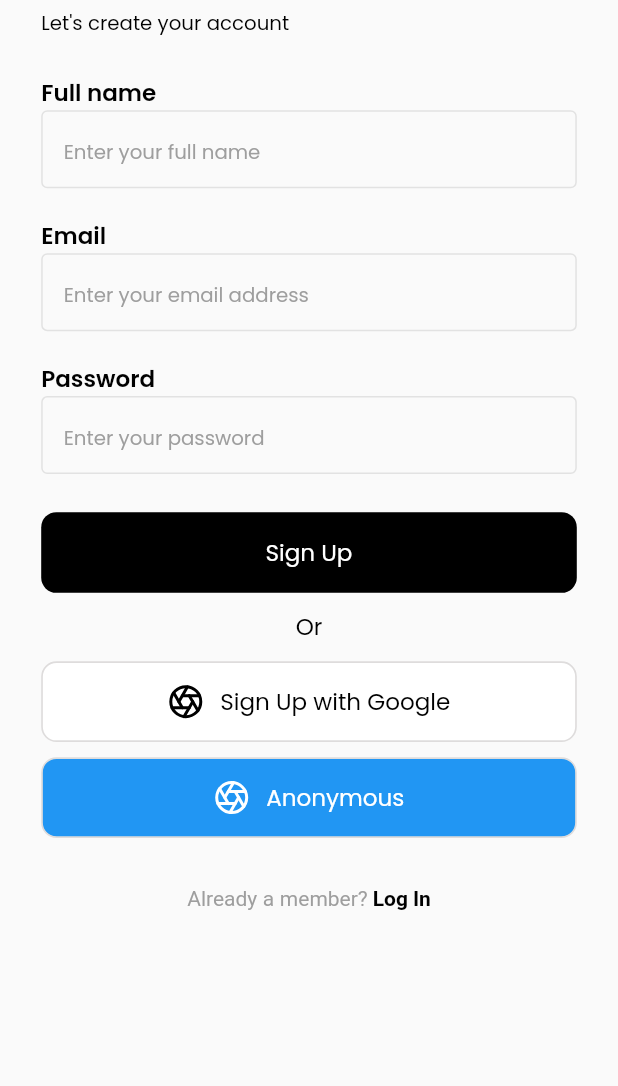
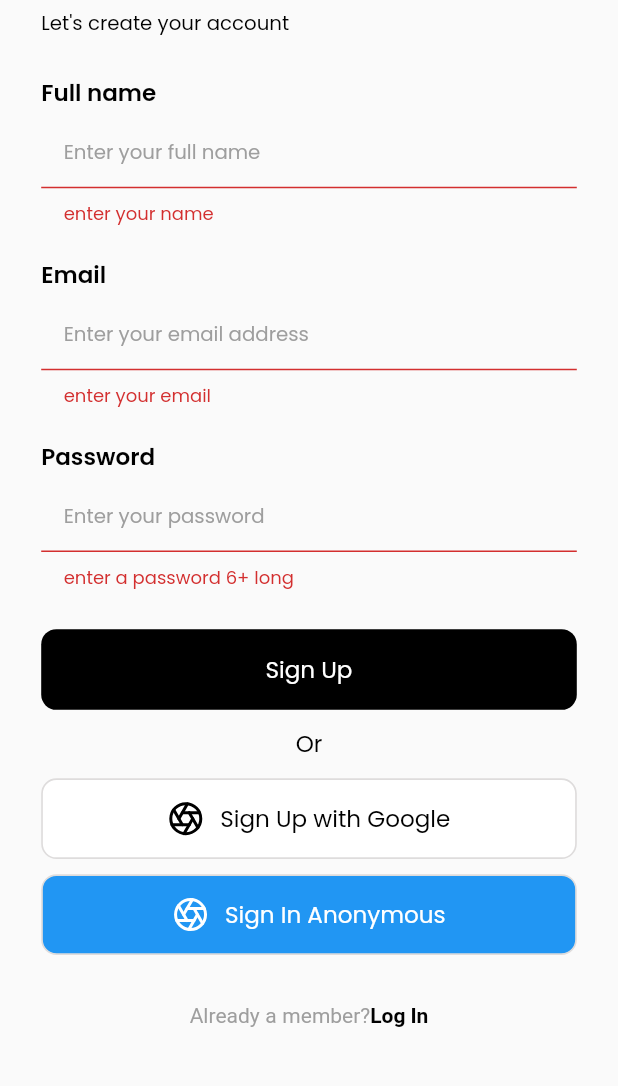
Before and after one commit to metatony/ecomm-v2, a Flutter app: the SignUp screen opened directly, after a tap on "Sign Up", on a phone screen of 412 x 824 dp, the part 98-1184 px from its top. Run offline on Flutter 3.47's test engine with Material 2 defaults, Android fonts, the phone set to English and light mode, and no system bars; our stand-ins replace device_preview, firebase_auth, firebase_core, flutter_feather_icons, flutter_screenutil, google_fonts and 2 more; accounts and stored records are empty; network calls fail.

Commit message:
firebase auth

```diff
--- a/lib/auth/signup/footer.dart
+++ b/lib/auth/signup/footer.dart
@@ -4,25 +4,31 @@ import 'package:ecommerce_app/utils/exports.dart';
 
 class Footer extends StatelessWidget {
   const Footer({
-    super.key,
+    super.key, required this.text, this.ontap, required this.questionText,
   });
+
+  final String text, questionText;
+
+  final Function()? ontap;
 
   @override
   Widget build(BuildContext context) {
     return SizedBox(
       width: double.infinity,
+      child: InkWell(
+        onTap: ontap,
         child: Text.rich(
           TextSpan(
-          text: 'Already a member?',
+            text: questionText,
             style: TextStyle(color: Colors.grey),
             children: [
               TextSpan(
-              text: ' Log In',
-              style: TextStyle(color: black, fontWeight: FontWeight.w600)
-            ),
+                  text: text,
+                  style: TextStyle(color: black, fontWeight: FontWeight.w600)),
             ],
           ),
         ).center(),
+      ),
     );
   }
 }
--- a/lib/auth/signup/signup.dart
+++ b/lib/auth/signup/signup.dart
@@ -1,10 +1,22 @@
 // ignore_for_file: prefer_const_constructors
 
-import 'package:ecommerce_app/screens/homepage/components/bottom_bar.dart';
 import 'package:ecommerce_app/utils/exports.dart';
 
-class SignUp extends StatelessWidget {
+TextEditingController nameSignUp = TextEditingController();
+TextEditingController passwordSignUp = TextEditingController();
+TextEditingController emailSignUp = TextEditingController();
+
+class SignUp extends StatefulWidget {
   const SignUp({super.key});
+
+  @override
+  State<SignUp> createState() => _SignUpState();
+}
+
+class _SignUpState extends State<SignUp> {
+  //create an instance of the authentication class
+  final authenticate = AuthService();
+  final _formKey = GlobalKey<FormState>();
 
   @override
   Widget build(BuildContext context) {
@@ -23,11 +35,14 @@ class SignUp extends StatelessWidget {
             SizedBox(
               width: double.infinity,
               child: Form(
+                key: _formKey,
                 child: Column(
                   crossAxisAlignment: CrossAxisAlignment.start,
                   children: [
+                    // name textfield
                     'Full name'.txt(fontWeight: FontWeight.w600),
-                    TextField(
+                    TextFormField(
+                      controller: nameSignUp,
                       keyboardType: TextInputType.name,
                       decoration: InputDecoration(
                         enabledBorder: formBorder,
@@ -37,12 +52,15 @@ class SignUp extends StatelessWidget {
                         hintStyle:
                             TextStyle(color: Colors.grey, fontSize: 12.sp),
                       ),
+                      validator: (value) =>
+                          value!.isEmpty ? 'enter your name' : null,
                     ),
                     SizedBox(height: 20.h),
 
                     //!email
                     'Email'.txt(fontWeight: FontWeight.w600),
-                    TextField(
+                    TextFormField(
+                      controller: emailSignUp,
                       keyboardType: TextInputType.emailAddress,
                       decoration: InputDecoration(
                         enabledBorder: formBorder,
@@ -52,13 +70,16 @@ class SignUp extends StatelessWidget {
                         hintStyle:
                             TextStyle(color: Colors.grey, fontSize: 12.sp),
                       ),
+                      validator: (value) =>
+                          value!.isEmpty ? 'enter your email' : null,
                     ),
                     SizedBox(height: 20.h),
 
                     //!password
                     'Password'.txt(fontWeight: FontWeight.w600),
 
-                    TextField(
+                    TextFormField(
+                      controller: passwordSignUp,
                       keyboardType: TextInputType.visiblePassword,
                       obscureText: true,
                       decoration: InputDecoration(
@@ -69,15 +90,27 @@ class SignUp extends StatelessWidget {
                         hintStyle:
                             TextStyle(color: Colors.grey, fontSize: 12.sp),
                       ),
+                      validator: (value) =>
+                          value!.length < 6 ? 'enter a password 6+ long' : null,
                     ),
                     SizedBox(height: 25.h),
+                    SignUpButton(
+                      text: 'Sign Up',
+                      ontap: () async {
+                        if (_formKey.currentState!.validate()) {
+                          print(nameSignUp);
+                          print(passwordSignUp);
+                          print(emailSignUp);
+                        }
+                      },
+                    ),
                   ],
                 ),
               ),
             ),
 
             //! signup buttons
-            SignUpButton(),
+
             Button(
               text: google,
               color: white,
@@ -92,7 +125,13 @@ class SignUp extends StatelessWidget {
               icon: FeatherIcons.aperture,
               textColor: white,
               iconColor: white,
-              onTap: () {
+              onTap: () async {
+                // store the result in a dynamic variaable since it will be either a user or null
+                dynamic result = await authenticate.signInAnon();
+                result == null
+                    ? print('error signing in')
+                    : print('signed in : ${result.uid}');
+
                 Navigator.push(
                   context,
                   PageTransition(
@@ -104,7 +143,20 @@ class SignUp extends StatelessWidget {
             ),
             SizedBox(height: 30.h),
 
-            Footer(),
+            // navigate to sign in page
+            Footer(
+              text: 'Log In',
+              ontap: () {
+                Navigator.push(
+                  context,
+                  PageTransition(
+                      duration: Duration(milliseconds: 600),
+                      child: SignIn(),
+                      type: PageTransitionType.rightToLeft),
+                );
+              },
+              questionText: 'Already a member?',
+            ),
           ],
         ),
       ),
--- a/lib/cart/cartpage.dart
+++ b/lib/cart/cartpage.dart
@@ -10,7 +10,11 @@ class CartPage extends StatelessWidget {
     NotifierState provider = Provider.of<NotifierState>(context);
 
     return Scaffold(
-      appBar: MyAppBar(appBar: AppBar(), title: 'Cart'),
+      appBar: MyAppBar(
+        appBar: AppBar(),
+        title: 'Cart',
+        backarrow: false,
+      ),
       body: SafeArea(
         child: provider.cartItems.isEmpty
             ? 'Your cart is empty'.txt().center()
--- a/lib/models/constants.dart
+++ b/lib/models/constants.dart
@@ -1,7 +1,7 @@
 import '../utils/exports.dart';
 
 const String google = 'Sign Up with Google';
-const String anonymous = 'Anonymous';
+const String anonymous = 'Sign In Anonymous';
 const Color white = Colors.white;
 const Color blue = Colors.blue;
 const Color black = Colors.black;
--- /dev/null
+++ b/lib/models/user_model.dart
@@ -0,0 +1,7 @@
+class UserModel {
+  final String uid;
+
+  UserModel({
+    required this.uid,
+  });
+}
--- a/lib/screens/LikedItems/liked_page.dart
+++ b/lib/screens/LikedItems/liked_page.dart
@@ -9,7 +9,7 @@ class LikedPage extends StatelessWidget {
   Widget build(BuildContext context) {
     NotifierState provider = Provider.of<NotifierState>(context, listen: false);
     return Scaffold(
-      appBar: MyAppBar(appBar: AppBar(), title: 'Liked Products'),
+      appBar: MyAppBar(appBar: AppBar(), title: 'Liked Products', backarrow: false),
       body: SafeArea(
         child: provider.likedItems.isEmpty
             ? 'You have no liked item'.txt().center()
--- a/lib/screens/homepage/homepage.dart
+++ b/lib/screens/homepage/homepage.dart
@@ -15,7 +15,11 @@ class _HomePageState extends State<HomePage> {
   @override
   Widget build(BuildContext context) {
     return Scaffold(
-      appBar: MyAppBar(appBar: AppBar(), title: 'Discover'),
+      appBar: MyAppBar(
+        appBar: AppBar(),
+        title: 'Discover',
+        backarrow: false,
+      ),
       body: SafeArea(
         child: Padding(
           padding: EdgeInsets.symmetric(horizontal: 25.w),
--- a/lib/screens/productpage/product_page.dart
+++ b/lib/screens/productpage/product_page.dart
@@ -23,7 +23,7 @@ class ProductPage extends StatelessWidget {
     return Scaffold(
 
 
-      appBar: MyAppBar(appBar: AppBar(), title: 'Detail'),
+      appBar: MyAppBar(appBar: AppBar(), title: 'Detail', backarrow: true,),
       body: SafeArea(
         child: ListView(
           padding: EdgeInsets.symmetric(horizontal: 25.w),
--- a/lib/utils/exports.dart
+++ b/lib/utils/exports.dart
@@ -23,6 +23,10 @@ export 'package:ecommerce_app/screens/productpage/product_page.dart';
 export 'package:ecommerce_app/utils/provider.dart';
 export 'package:ecommerce_app/widgets/skeleton.dart';
 export 'package:ecommerce_app/extension.dart';
+export 'package:ecommerce_app/screens/homepage/components/bottom_bar.dart';
+export 'package:ecommerce_app/auth/login.dart';
+export 'package:ecommerce_app/models/user_model.dart';
+
 
 export 'package:ecommerce_app/screens/homepage/components/appbar.dart';
 export 'package:ecommerce_app/screens/productpage/components/product_grid.dart';
@@ -36,3 +40,4 @@ export 'package:ecommerce_app/widgets/appbar.dart';
 export 'package:ecommerce_app/cart/cartpage.dart';
 export 'package:ecommerce_app/screens/LikedItems/liked_page.dart';
 export 'package:ecommerce_app/screens/homepage/homepage.dart';
+export 'package:ecommerce_app/services/auth.dart';
--- a/lib/widgets/email_signup_button.dart
+++ b/lib/widgets/email_signup_button.dart
@@ -5,7 +5,11 @@ import 'package:ecommerce_app/utils/exports.dart';
 class SignUpButton extends StatelessWidget {
   const SignUpButton({
     super.key,
+    required this.text, this.ontap,
   });
+
+  final String text;
+  final Function()? ontap;
 
   @override
   Widget build(BuildContext context) {
@@ -14,12 +18,12 @@ class SignUpButton extends StatelessWidget {
       child: Column(
         children: [
           GestureDetector(
-            onTap: () {},
+            onTap: ontap,
             child: Container(
                 height: 53.h,
                 width: 341.w,
                 decoration: BoxDecoration().curvedRadius(),
-                child: 'Sign Up'.txt(color: Colors.white).center()),
+                child: text.txt(color: Colors.white).center()),
           ),
           sizedHeight(),
           SizedBox(
--- a/pubspec.yaml
+++ b/pubspec.yaml
@@ -43,6 +43,9 @@ dependencies:
   provider: ^6.0.5
   http:
   shimmer: ^3.0.0
+  firebase_core: ^2.15.0
+  firebase_auth: ^4.7.2
+  cloud_firestore: ^4.8.4
 
 dev_dependencies:
   flutter_test:
```
Also changed, not shown: lib/auth/login.dart (+136 -0 lines), lib/main.dart (+17 -5 lines), lib/screens/wrapper.dart (+13 -6 lines), lib/services/auth.dart (added, +45 -0 lines), lib/widgets/appbar.dart (+45 -37 lines), lib/firebase_options.dart (added), lib/services/authservice.dart (deleted), pubspec.lock, 12 other files. Lines whose indentation alone changed are shown as unchanged.
